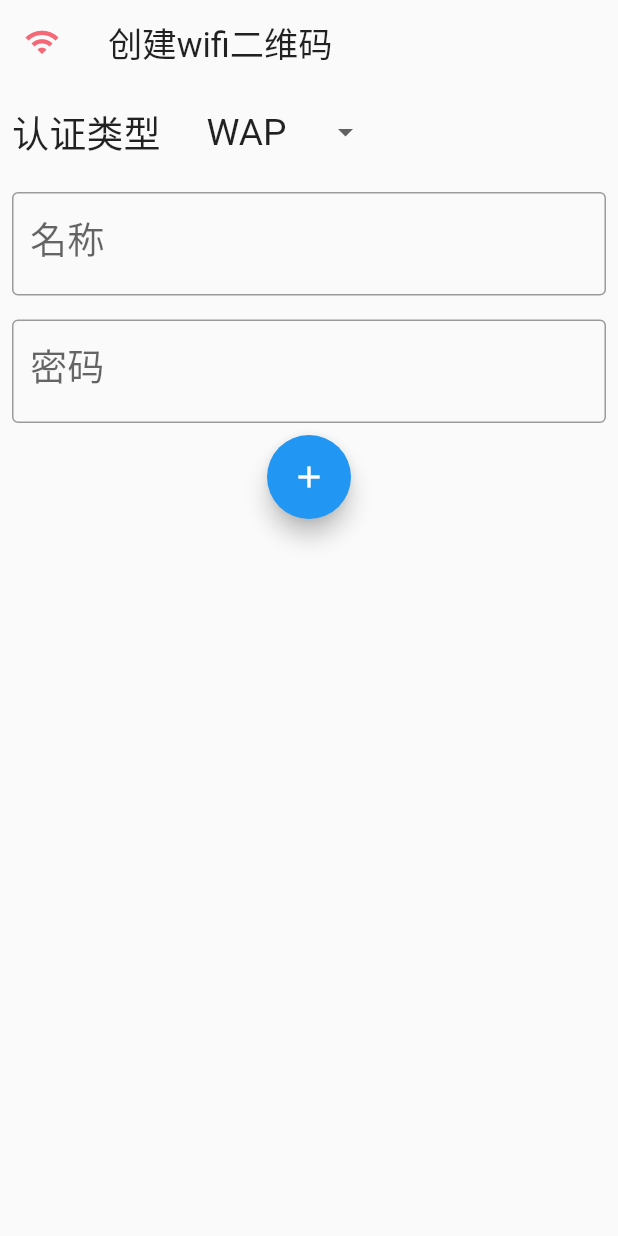
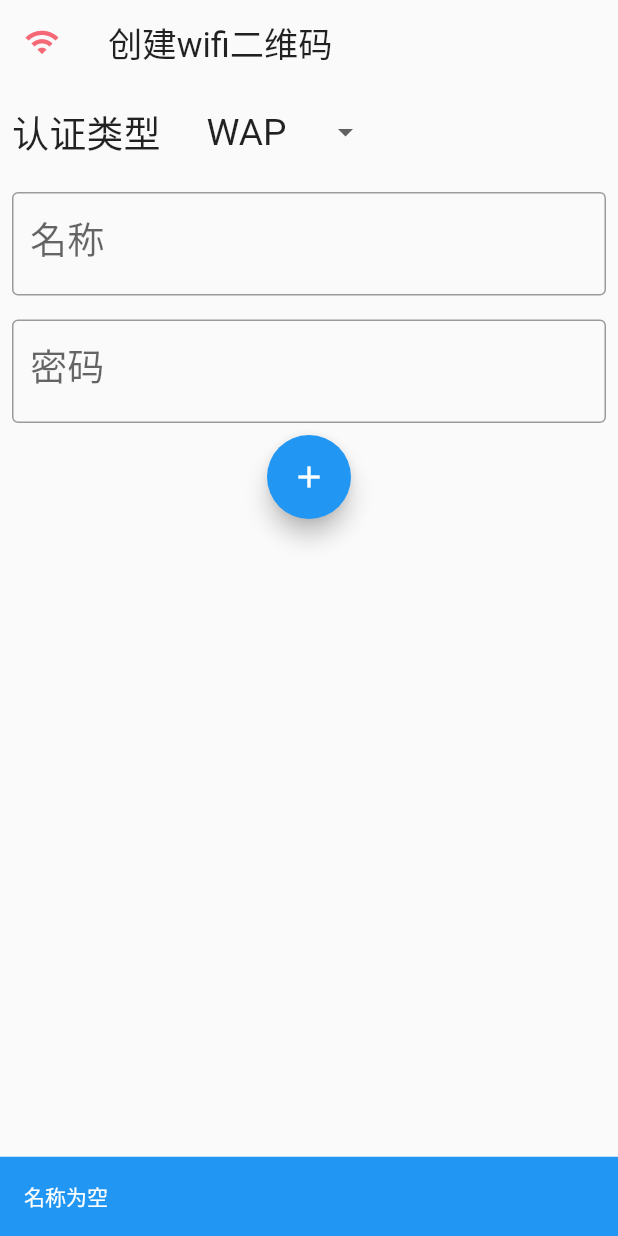
Before and after one commit to Dboy233/dboys_flutter_app, a Flutter app: the CreateWifiQr widget shown alone on an empty page, opened directly, after a tap on the "add" icon, on a phone screen of 412 x 824 dp. Run offline on Flutter 3.47's test engine with Material 2 defaults, Android fonts, the phone set to English and light mode, and no system bars; our stand-ins replace chewie, dio, easy_refresh, flutter_screenutil, get, image_gallery_saver and 7 more; missing offline and left inert: amap_flutter_base, amap_flutter_location, amap_flutter_map, mobile_scanner, widgets_to_image; accounts and stored records are empty; generated files the repository leaves out were written again.

Commit message:
代码逻辑优化

```diff
--- a/lib/page/qr/page/qr_create_type/view.dart
+++ b/lib/page/qr/page/qr_create_type/view.dart
@@ -4,9 +4,7 @@ import 'package:dboy_flutter_app/database/bean/qr_data.dart';
 import 'package:dboy_flutter_app/page/qr/page/qr_details/view.dart';
 import 'package:dboy_flutter_app/routers/route_keys.dart';
 import 'package:dboy_flutter_app/util/comm_tools.dart';
-import 'package:dboy_flutter_app/util/location_util.dart';
 import 'package:dboy_flutter_app/util/qr_coding_format.dart';
-import 'package:dboy_flutter_app/widget/location_loading_dialog.dart';
 import 'package:flutter/material.dart';
 import 'package:flutter_screenutil/flutter_screenutil.dart';
 import 'package:get/get.dart';
@@ -50,10 +48,10 @@ class QrCreateTypePage extends GetWidget<QrCreateTypeLogic> {
       case QrType.sms:
         return CreateSmsQr();
       case QrType.geo:
-        return CreateGeoQr();
+        return const CreateGeoQr();
       case QrType.driverLicense:
       default:
-        return const Center(child: Text("紧张刺激的开发中，可能不支持此类型"));
+        return const Center(child: Text("暂不支持，紧张刺激的开发中..."));
     }
   }
 }
@@ -376,21 +374,27 @@ class CreateWifiQr extends StatefulWidget {
 
 ///wifi State
 class _CreateWifiQrState extends State<CreateWifiQr> {
-  WifiAuthType? type = WifiAuthType.Wpa;
+  WifiAuthType type = WifiAuthType.WAP;
 
   var ssidName = "";
   var password = "";
 
-  List<DropdownMenuItem<WifiAuthType>> _getItem() => WifiAuthType.values
-      .toList()
-      .map<DropdownMenuItem<WifiAuthType>>(
-          (type) => DropdownMenuItem<WifiAuthType>(
-                value: type,
-                child: Text(type.type,
-                    style: TextStyle(
-                        color: Colors.black87, fontSize: contentFontSize)),
-              ))
-      .toList();
+  List<DropdownMenuItem<WifiAuthType>> _getItem() {
+    return WifiAuthType.values
+        .toList()
+        .map<DropdownMenuItem<WifiAuthType>>((type) {
+      return DropdownMenuItem<WifiAuthType>(
+        value: type,
+        child: Text(
+          type.name,
+          style: TextStyle(
+            color: Colors.black87,
+            fontSize: contentFontSize,
+          ),
+        ),
+      );
+    }).toList();
+  }
 
   @override
   Widget build(BuildContext context) {
@@ -415,7 +419,7 @@ class _CreateWifiQrState extends State<CreateWifiQr> {
                   items: _getItem(),
                   onChanged: (value) {
                     setState(() {
-                      type = value;
+                      type = value!;
                     });
                   },
                 ),
@@ -450,7 +454,12 @@ class _CreateWifiQrState extends State<CreateWifiQr> {
           ),
         ),
         _createQrButton(() {
-          if (ssidName.isEmpty || password.isEmpty) {
+          if (ssidName.isEmpty) {
+            showMsg("名称为空");
+            return null;
+          }
+          if(password.isEmpty&&type!=WifiAuthType.nopass){
+            showMsg("密码为空");
             return null;
           }
           var wifi = QrCodingFormat.wifi(
@@ -669,13 +678,15 @@ class _CreateGeoQrState extends State<CreateGeoQr> {
       纬度-$latitude""",
           style: TextStyle(fontSize: contentFontSize, color: Colors.black),
         ),
-       const SizedBox(height: 10),
+        const SizedBox(height: 10),
         _createQrButton(() {
-          if(longitude==0||latitude==0){
+          if (longitude == 0 || latitude == 0) {
             return null;
           }
-         return QrData.create(QrType.geo,
-              QrCodingFormat.geo(longitude: "$longitude",latitude: "$latitude").toString());
+          return QrData.create(
+              QrType.geo,
+              QrCodingFormat.geo(longitude: "$longitude", latitude: "$latitude")
+                  .toString());
         }),
       ],
     );
--- a/lib/util/qr_coding_format.dart
+++ b/lib/util/qr_coding_format.dart
@@ -2,12 +2,16 @@
 class QrCodingFormat {
   ///文本
   static TextFormat text(String text) => TextFormat.create(text);
+
   ///url地址
   static UrlFormat url(String url) => UrlFormat.create(url);
+
   ///邮箱
   static EmailFormat email(String email) => EmailFormat.create(email);
+
   ///电话
   static TelFormat tel(String phone) => TelFormat.create(phone);
+
   ///联系人
   static ContactFormat contact({
     name = "",
@@ -26,6 +30,7 @@ class QrCodingFormat {
           area: area,
           org: org,
           til: til);
+
   ///短信
   static SmsFormat sms({String phone = "", String content = ""}) =>
       SmsFormat.create(phone: phone, content: content);
@@ -37,7 +42,7 @@ class QrCodingFormat {
 
   ///wifi
   static WifiFormat wifi(
-          {type = WifiAuthType.Wep,
+          {type = WifiAuthType.WEP,
           required String name,
           password = "",
           isHide = false}) =>
@@ -154,7 +159,8 @@ class GeoFormat {
 
   final String height;
 
-  GeoFormat.create({this.latitude = "0", this.longitude = "0", this.height = "0"});
+  GeoFormat.create(
+      {this.latitude = "0", this.longitude = "0", this.height = "0"});
 
   @override
   String toString() {
@@ -172,23 +178,25 @@ class WifiFormat {
   bool isHide;
 
   WifiFormat.create(
-      {this.type = WifiAuthType.Wep,
+      {this.type = WifiAuthType.WEP,
       required this.name,
       this.password = "",
       this.isHide = false});
 
   @override
   String toString() {
-    return "WIFI:T:${type.type};S:$name;P:$password;H:$isHide;";
+    var stringBuffer = StringBuffer();
+    stringBuffer.write("WIFI:T:${type.name};S:$name;");
+    if (password.isNotEmpty) {
+      stringBuffer.write("P:$password;");
+    }
+    stringBuffer.write("H:$isHide;");
+    return stringBuffer.toString();
   }
 }
 
 enum WifiAuthType {
-  Wpa("WAP"),
-  Wep("WEP"),
-  No_Pass("nopass");
-
-  final String type;
-
-  const WifiAuthType(this.type);
+  WAP,
+  WEP,
+  nopass;
 }
```
Also changed, not shown: lib/page/qr/page/qr_create/view.dart (+10 -3 lines).
